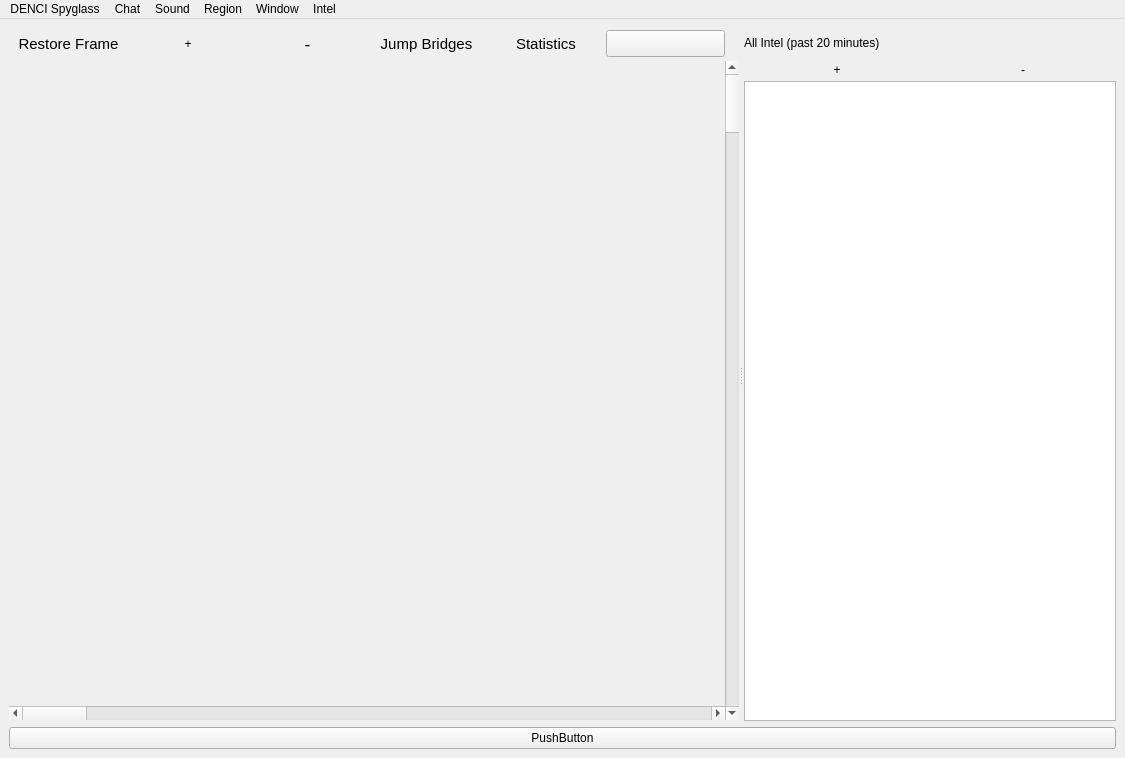
Before: the Qt Designer form src/vi/ui/MainWindow.ui in jkey-67/spyglass, drawn with Qt 5.
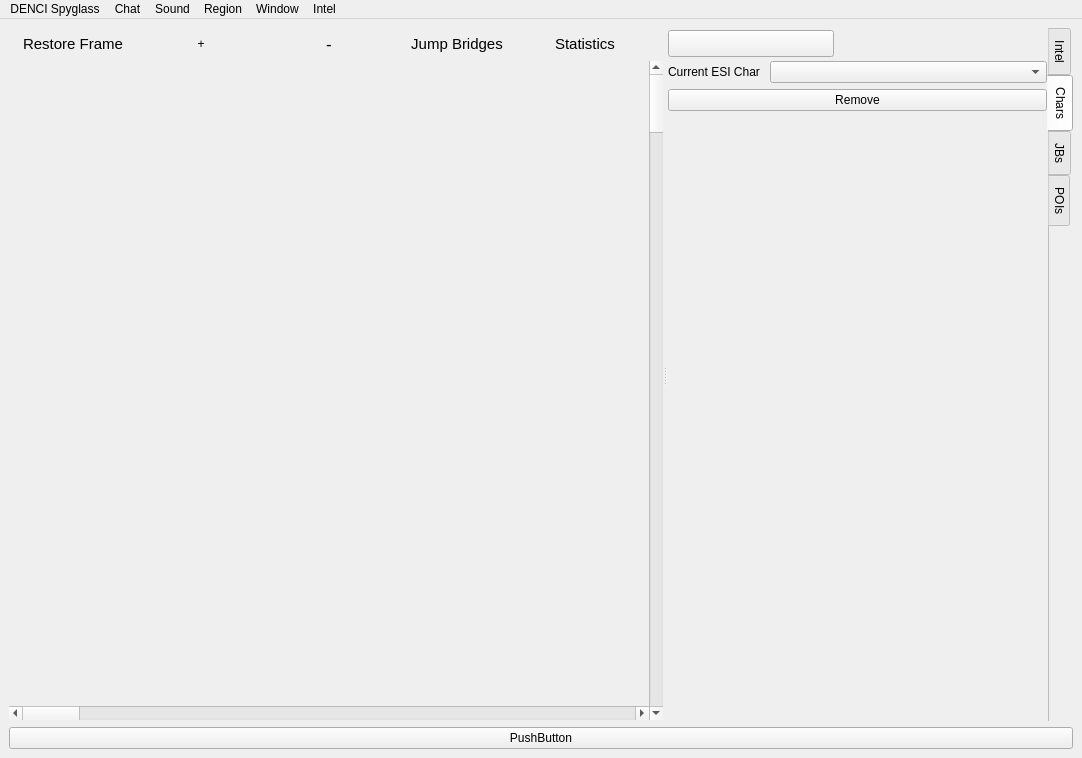
After: the same form once the commit is applied. The open tabs and pages were chosen to show the change. Icons and pictures are not drawn. Custom widgets are drawn as their Qt base class.

Commit message: first changes to sql usage and gui

The edit to the form file:
```diff
--- a/src/vi/ui/MainWindow.ui
+++ b/src/vi/ui/MainWindow.ui
@@ -6,7 +6,7 @@
    <rect>
     <x>0</x>
     <y>0</y>
-    <width>1125</width>
+    <width>1082</width>
     <height>758</height>
    </rect>
   </property>
@@ -234,41 +234,6 @@
                </property>
               </widget>
              </item>
-             <item>
-              <widget class="QPushButton" name="connectToEveOnline">
-               <property name="minimumSize">
-                <size>
-                 <width>0</width>
-                 <height>27</height>
-                </size>
-               </property>
-               <property name="maximumSize">
-                <size>
-                 <width>166</width>
-                 <height>22</height>
-                </size>
-               </property>
-               <property name="autoFillBackground">
-                <bool>false</bool>
-               </property>
-               <property name="text">
-                <string notr="true"/>
-               </property>
-               <property name="icon">
-                <iconset>
-                 <normaloff>res/eve-sso-login-black-small.png</normaloff>res/eve-sso-login-black-small.png</iconset>
-               </property>
-               <property name="iconSize">
-                <size>
-                 <width>163</width>
-                 <height>38</height>
-                </size>
-               </property>
-               <property name="flat">
-                <bool>false</bool>
-               </property>
-              </widget>
-             </item>
             </layout>
            </item>
           </layout>
@@ -324,6 +289,43 @@
          <number>0</number>
         </property>
         <item>
+         <widget class="QTabWidget" name="tabWidget">
+          <property name="tabPosition">
+           <enum>QTabWidget::East</enum>
+          </property>
+          <property name="currentIndex">
+           <number>0</number>
+          </property>
+          <property name="documentMode">
+           <bool>true</bool>
+          </property>
+          <property name="movable">
+           <bool>true</bool>
+          </property>
+          <property name="tabBarAutoHide">
+           <bool>true</bool>
+          </property>
+          <widget class="QWidget" name="tab">
+           <attribute name="title">
+            <string>Intel</string>
+           </attribute>
+           <layout class="QVBoxLayout" name="verticalLayout_2">
+            <property name="spacing">
+             <number>0</number>
+            </property>
+            <property name="leftMargin">
+             <number>0</number>
+            </property>
+            <property name="topMargin">
+             <number>0</number>
+            </property>
+            <property name="rightMargin">
+             <number>0</number>
+            </property>
+            <property name="bottomMargin">
+             <number>0</number>
+            </property>
+            <item>
          <widget class="QLabel" name="timeInfo">
           <property name="minimumSize">
            <size>
@@ -423,6 +425,241 @@
         </item>
        </layout>
       </widget>
+          <widget class="QWidget" name="tab_3">
+           <attribute name="title">
+            <string>Chars</string>
+           </attribute>
+           <layout class="QVBoxLayout" name="verticalLayout_4">
+            <property name="spacing">
+             <number>6</number>
+            </property>
+            <property name="leftMargin">
+             <number>0</number>
+            </property>
+            <property name="topMargin">
+             <number>0</number>
+            </property>
+            <property name="rightMargin">
+             <number>0</number>
+            </property>
+            <property name="bottomMargin">
+             <number>0</number>
+            </property>
+            <item>
+             <widget class="QPushButton" name="connectToEveOnline">
+              <property name="minimumSize">
+               <size>
+                <width>0</width>
+                <height>27</height>
+               </size>
+              </property>
+              <property name="maximumSize">
+               <size>
+                <width>166</width>
+                <height>22</height>
+               </size>
+              </property>
+              <property name="autoFillBackground">
+               <bool>false</bool>
+              </property>
+              <property name="text">
+               <string notr="true"/>
+              </property>
+              <property name="icon">
+               <iconset>
+                <normaloff>res/eve-sso-login-black-small.png</normaloff>res/eve-sso-login-black-small.png</iconset>
+              </property>
+              <property name="iconSize">
+               <size>
+                <width>163</width>
+                <height>38</height>
+               </size>
+              </property>
+              <property name="flat">
+               <bool>false</bool>
+              </property>
+             </widget>
+            </item>
+            <item>
+             <layout class="QHBoxLayout" name="horizontalLayout_3" stretch="1,0,3">
+              <property name="spacing">
+               <number>0</number>
+              </property>
+              <item>
+               <widget class="QLabel" name="label">
+                <property name="text">
+                 <string>Current ESI Char</string>
+                </property>
+               </widget>
+              </item>
+              <item>
+               <spacer name="horizontalSpacer">
+                <property name="orientation">
+                 <enum>Qt::Horizontal</enum>
+                </property>
+                <property name="sizeHint" stdset="0">
+                 <size>
+                  <width>10</width>
+                  <height>20</height>
+                 </size>
+                </property>
+               </spacer>
+              </item>
+              <item>
+               <widget class="QComboBox" name="currentESICharacter"/>
+              </item>
+             </layout>
+            </item>
+            <item>
+             <widget class="QPushButton" name="removeChar">
+              <property name="text">
+               <string>Remove</string>
+              </property>
+             </widget>
+            </item>
+            <item>
+             <spacer name="verticalSpacer">
+              <property name="orientation">
+               <enum>Qt::Vertical</enum>
+              </property>
+              <property name="sizeHint" stdset="0">
+               <size>
+                <width>20</width>
+                <height>612</height>
+               </size>
+              </property>
+             </spacer>
+            </item>
+           </layout>
+          </widget>
+          <widget class="QWidget" name="tab_2">
+           <attribute name="title">
+            <string>JBs</string>
+           </attribute>
+           <layout class="QVBoxLayout" name="verticalLayout_3">
+            <property name="spacing">
+             <number>0</number>
+            </property>
+            <property name="leftMargin">
+             <number>0</number>
+            </property>
+            <property name="topMargin">
+             <number>0</number>
+            </property>
+            <property name="rightMargin">
+             <number>0</number>
+            </property>
+            <property name="bottomMargin">
+             <number>0</number>
+            </property>
+            <item>
+             <widget class="QTableView" name="tableViewJBs">
+              <property name="editTriggers">
+               <set>QAbstractItemView::NoEditTriggers</set>
+              </property>
+              <property name="tabKeyNavigation">
+               <bool>false</bool>
+              </property>
+              <property name="showDropIndicator" stdset="0">
+               <bool>false</bool>
+              </property>
+              <property name="alternatingRowColors">
+               <bool>false</bool>
+              </property>
+              <property name="selectionMode">
+               <enum>QAbstractItemView::SingleSelection</enum>
+              </property>
+              <property name="selectionBehavior">
+               <enum>QAbstractItemView::SelectRows</enum>
+              </property>
+              <property name="textElideMode">
+               <enum>Qt::ElideMiddle</enum>
+              </property>
+              <property name="gridStyle">
+               <enum>Qt::SolidLine</enum>
+              </property>
+              <property name="sortingEnabled">
+               <bool>true</bool>
+              </property>
+              <property name="cornerButtonEnabled">
+               <bool>false</bool>
+              </property>
+              <attribute name="horizontalHeaderDefaultSectionSize">
+               <number>150</number>
+              </attribute>
+              <attribute name="horizontalHeaderHighlightSections">
+               <bool>false</bool>
+              </attribute>
+              <attribute name="horizontalHeaderStretchLastSection">
+               <bool>true</bool>
+              </attribute>
+              <attribute name="verticalHeaderVisible">
+               <bool>false</bool>
+              </attribute>
+              <attribute name="verticalHeaderHighlightSections">
+               <bool>false</bool>
+              </attribute>
+             </widget>
+            </item>
+           </layout>
+          </widget>
+          <widget class="QWidget" name="POIs">
+           <attribute name="title">
+            <string>POIs</string>
+           </attribute>
+           <layout class="QVBoxLayout" name="verticalLayout_5">
+            <property name="spacing">
+             <number>0</number>
+            </property>
+            <property name="leftMargin">
+             <number>0</number>
+            </property>
+            <property name="topMargin">
+             <number>0</number>
+            </property>
+            <property name="rightMargin">
+             <number>0</number>
+            </property>
+            <property name="bottomMargin">
+             <number>0</number>
+            </property>
+            <item>
+             <widget class="QTableView" name="tableViewPOIs">
+              <property name="editTriggers">
+               <set>QAbstractItemView::NoEditTriggers</set>
+              </property>
+              <property name="tabKeyNavigation">
+               <bool>false</bool>
+              </property>
+              <property name="showDropIndicator" stdset="0">
+               <bool>false</bool>
+              </property>
+              <property name="dragDropOverwriteMode">
+               <bool>false</bool>
+              </property>
+              <property name="sortingEnabled">
+               <bool>true</bool>
+              </property>
+              <attribute name="horizontalHeaderShowSortIndicator" stdset="0">
+               <bool>true</bool>
+              </attribute>
+              <attribute name="horizontalHeaderStretchLastSection">
+               <bool>true</bool>
+              </attribute>
+              <attribute name="verticalHeaderVisible">
+               <bool>false</bool>
+              </attribute>
+              <attribute name="verticalHeaderHighlightSections">
+               <bool>false</bool>
+              </attribute>
+             </widget>
+            </item>
+           </layout>
+          </widget>
+         </widget>
+        </item>
+       </layout>
+      </widget>
      </widget>
     </item>
     <item row="1" column="0">
@@ -439,7 +676,7 @@
     <rect>
      <x>0</x>
      <y>0</y>
-     <width>1125</width>
+     <width>1082</width>
      <height>24</height>
     </rect>
    </property>
```
Lines whose indentation alone changed are shown as unchanged. The commit also changes 7 other files.
